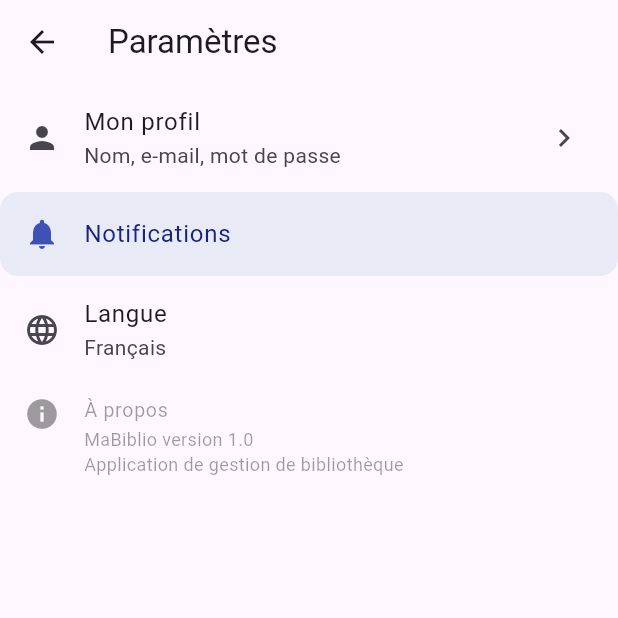
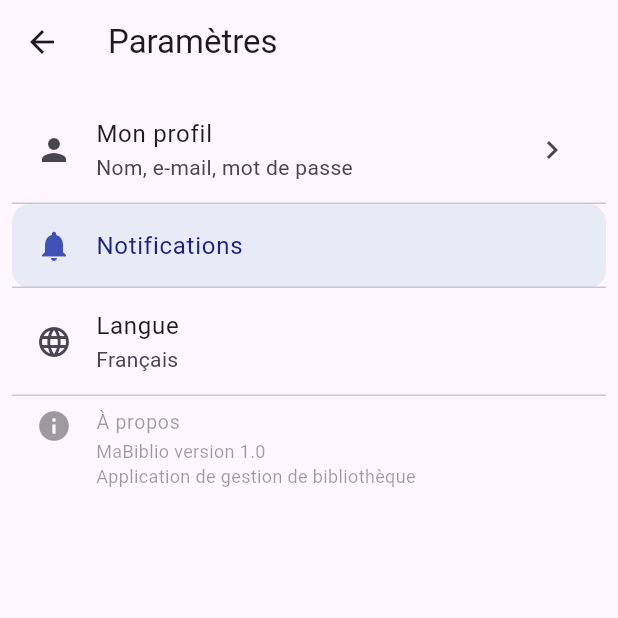
Before and after one commit to rayenn-ar/ma-biblio, a Flutter app: the screen it shows after launch, after a tap on the "settings" icon, on a phone screen of 412 x 824 dp, the top half of it. Run offline on Flutter 3.47's test engine with Material 3 defaults, Android fonts, the phone set to English and light mode, and no system bars.

Commit message:
Partie 02 : ListView – catalogue, separated et nouveautés

```diff
--- a/lib/main.dart
+++ b/lib/main.dart
@@ -1,7 +1,7 @@
 import 'package:flutter/material.dart';
 
-import 'data/livres_data.dart';
 import 'models/livre.dart';
+import 'screens/catalogue_screen.dart';
 import 'screens/parametres_screen.dart';
 
 void main() {
@@ -48,10 +48,7 @@ class _HomePageState extends State<HomePage> {
           ),
         ],
       ),
-      // Affichage temporaire des 3 premiers livres pour vérifier le rendu.
-      body: Column(
-        children: livres.take(3).map(livreTile).toList(),
-      ),
+      body: const CatalogueScreen(),
     );
   }
 }
--- a/lib/screens/catalogue_screen.dart
+++ b/lib/screens/catalogue_screen.dart
@@ -0,0 +1,47 @@
+import 'package:flutter/material.dart';
+
+import '../data/livres_data.dart';
+import '../main.dart';
+
+class CatalogueScreen extends StatelessWidget {
+  const CatalogueScreen({super.key});
+
+  @override
+  Widget build(BuildContext context) {
+    final nouveautes = livres.where((livre) => livre.nouveaute).toList();
+
+    return Column(
+      children: [
+        const Text('Nouveautés'),
+        SizedBox(
+          height: 160,
+          child: ListView.builder(
+            scrollDirection: Axis.horizontal,
+            itemCount: nouveautes.length,
+            itemBuilder: (context, index) {
+              final livre = nouveautes[index];
+              return Container(
+                width: 110,
+                color: livre.couleur,
+                alignment: Alignment.center,
+                child: Text(
+                  livre.titre,
+                  textAlign: TextAlign.center,
+                  style: const TextStyle(color: Colors.white),
+                ),
+              );
+            },
+          ),
+        ),
+        const Text('Tout le catalogue'),
+        Expanded(
+          child: ListView.separated(
+            itemCount: livres.length,
+            itemBuilder: (context, index) => livreTile(livres[index]),
+            separatorBuilder: (context, index) => const Divider(indent: 72),
+          ),
+        ),
+      ],
+    );
+  }
+}
--- a/lib/screens/parametres_screen.dart
+++ b/lib/screens/parametres_screen.dart
@@ -7,8 +7,11 @@ class ParametresScreen extends StatelessWidget {
   Widget build(BuildContext context) {
     return Scaffold(
       appBar: AppBar(title: const Text('Paramètres')),
-      body: Column(
-        children: [
+      body: ListView(
+        padding: const EdgeInsets.all(8),
+        children: ListTile.divideTiles(
+          context: context,
+          tiles: [
             ListTile(
               leading: const Icon(Icons.person),
               title: const Text('Mon profil'),
@@ -46,6 +49,7 @@ class ParametresScreen extends StatelessWidget {
               enabled: false,
             ),
           ],
+        ).toList(),
       ),
     );
   }
```
Lines whose indentation alone changed are shown as unchanged.
